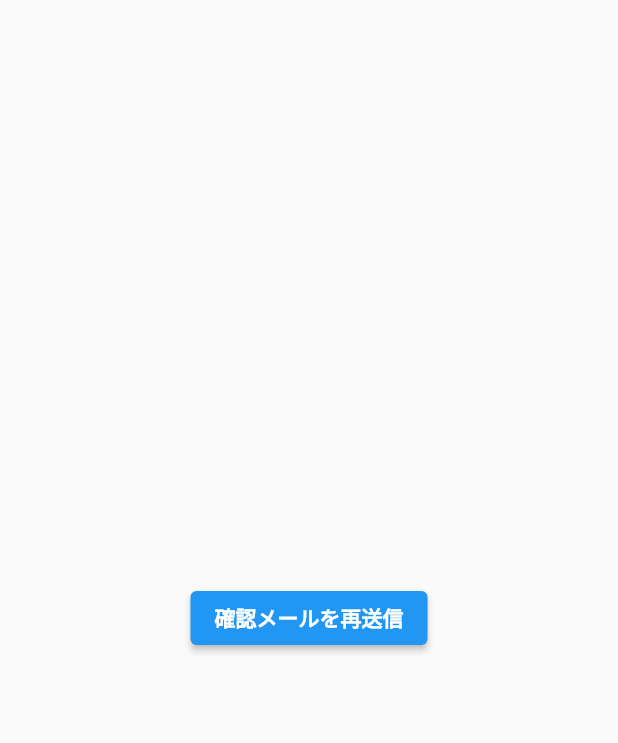
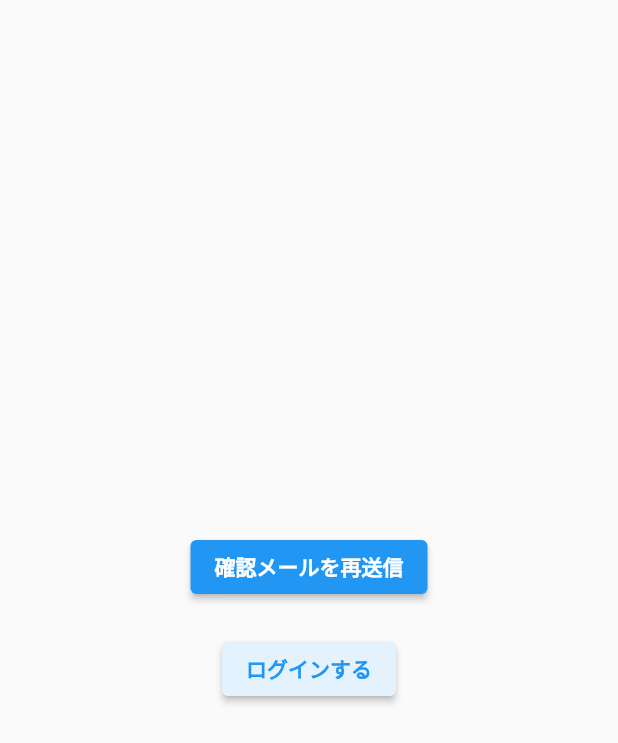
Before and after one commit to togo-mentor/for_the_first_time, a Flutter app: the VerificationPage screen opened directly, on a phone screen of 412 x 824 dp. Shown: the top 743 px of the screen. Run offline on Flutter 3.47's test engine with Material 2 defaults, Android fonts, the phone set to English and light mode, and no system bars; our stand-ins replace firebase_auth, firebase_core, flutter_easyloading, reactive_forms; accounts and stored records are empty.

Commit message:
ログインボタンを配置

```diff
--- a/lib/ui/pages/verification_page.dart
+++ b/lib/ui/pages/verification_page.dart
@@ -56,6 +56,27 @@ class _VerificationPageState extends State<VerificationPage> {
               ),
             ),
           ),
+          SizedBox(
+            height: 20,
+          ),
+          ButtonTheme(
+            minWidth: 200.0,
+            child: ElevatedButton(
+              onPressed: () async {
+                await _resendVerificationEmail(context);
+              },
+              // ボタン内の文字や書式
+              child: Text('ログインする',
+                style: TextStyle(
+                  fontWeight: FontWeight.bold,
+                  color: Colors.blue
+                ),
+              ),
+              style: ElevatedButton.styleFrom(
+                primary: Colors.blue[50],
+              ),
+            ),
+          ),
         ],
       )
     );
```
